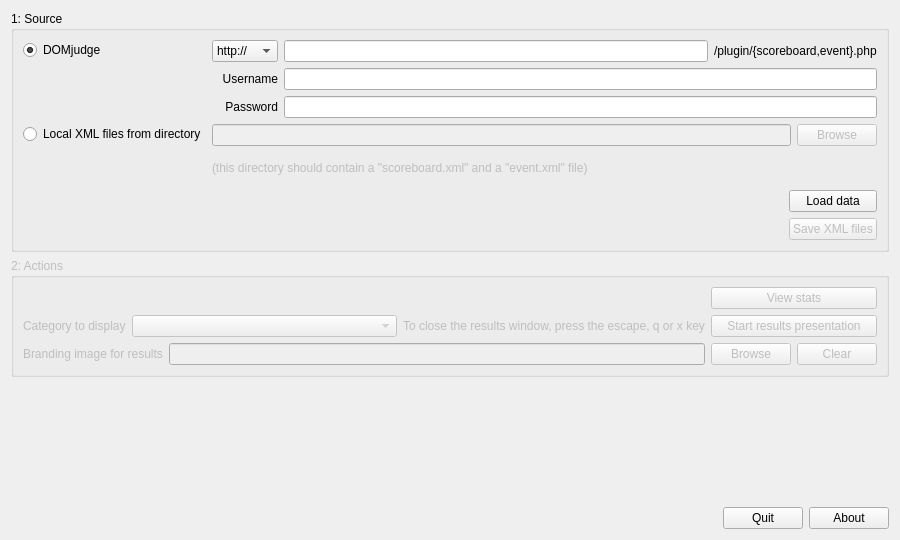
DOMjudge/DOMjura, file maindialog.ui: the form before one commit.
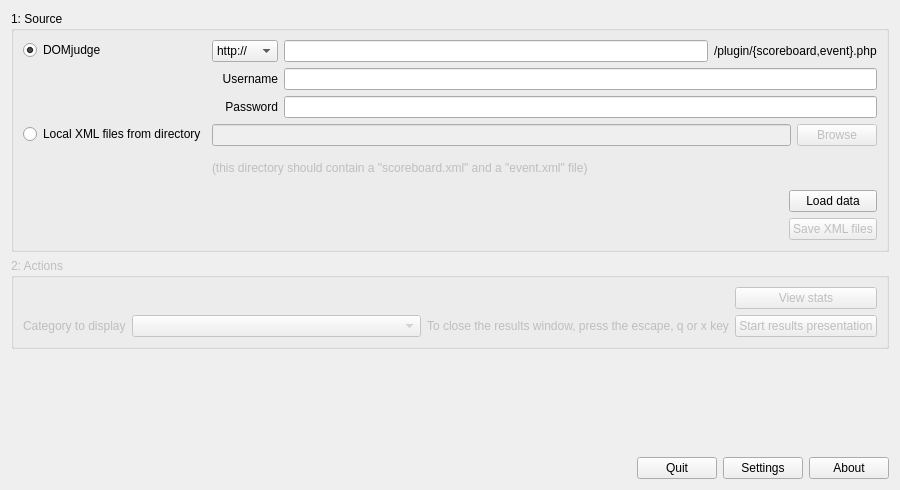
The form after the commit.

Commit message: Remove branding image selection Will be moved to settings

What changed in the file:
```diff
--- a/maindialog.ui
+++ b/maindialog.ui
@@ -7,13 +7,13 @@
     <x>0</x>
     <y>0</y>
     <width>900</width>
-    <height>540</height>
+    <height>490</height>
    </rect>
   </property>
   <property name="minimumSize">
    <size>
     <width>900</width>
-    <height>540</height>
+    <height>490</height>
    </size>
   </property>
   <property name="windowTitle">
@@ -77,38 +77,6 @@
         </property>
        </widget>
       </item>
-      <item row="2" column="0">
-       <layout class="QHBoxLayout" name="horizontalLayout_7">
-        <item>
-         <widget class="QLabel" name="label_2">
-          <property name="text">
-           <string>Branding image for results</string>
-          </property>
-         </widget>
-        </item>
-        <item>
-         <widget class="QLineEdit" name="lineEditBrandingImage"/>
-        </item>
-       </layout>
-      </item>
-      <item row="2" column="1">
-       <layout class="QHBoxLayout" name="horizontalLayout_5">
-        <item>
-         <widget class="QPushButton" name="buttonBrowseBrandingImage">
-          <property name="text">
-           <string>Browse</string>
-          </property>
-         </widget>
-        </item>
-        <item>
-         <widget class="QPushButton" name="pushButton">
-          <property name="text">
-           <string>Clear</string>
-          </property>
-         </widget>
-        </item>
-       </layout>
-      </item>
      </layout>
     </widget>
    </item>
@@ -147,6 +115,13 @@
        </property>
       </widget>
      </item>
+     <item>
+      <widget class="QPushButton" name="buttonSettings">
+       <property name="text">
+        <string>Settings</string>
+       </property>
+      </widget>
+     </item>
      <item>
       <widget class="QPushButton" name="buttonAbout">
        <property name="text">
```
Left out of the diff: 2 changed lines with no effect on the pictures. The commit also changes 5 other files.
